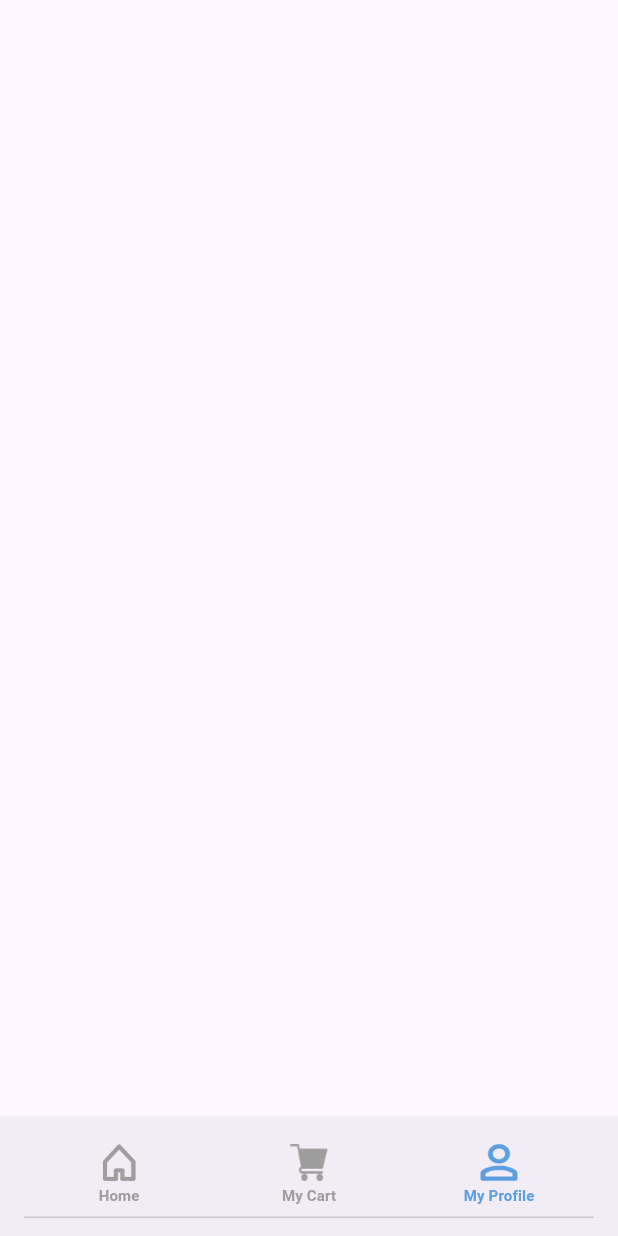
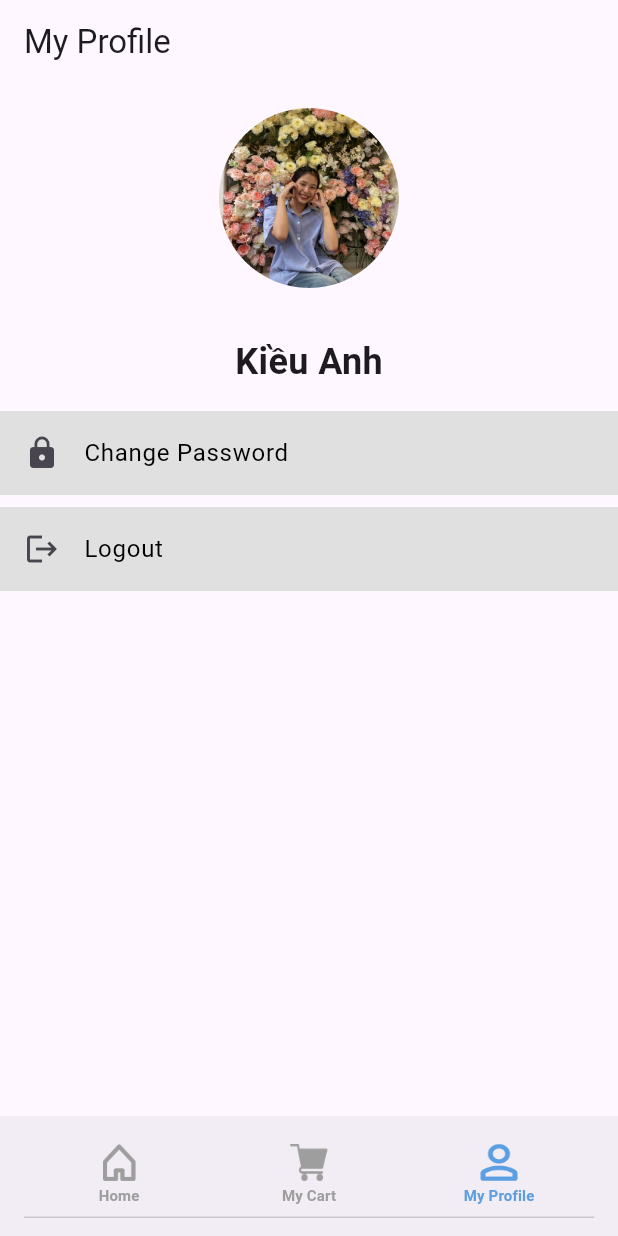
Before and after one commit to anhminhngo759/Final_App_Flutter, a Flutter app: the screen it shows after launch, item 3 of the bottom bar chosen, on a phone screen of 412 x 824 dp. Run offline on Flutter 3.47's test engine with Material 3 defaults, Android fonts, the phone set to English and light mode, and no system bars; missing offline and left inert: dart:js.

Commit message:
task Hien

```diff
--- a/lib/model/shoes_model.dart
+++ b/lib/model/shoes_model.dart
@@ -43,7 +43,7 @@ List<ShoesModel> shoes = [
     ..imageStr = 'assets/images/i5.jpg'
     ..name = 'Nike Jordan'
     ..price = 300
-    ..quantity = 2
+    ..quantity = 4
     ..description = 'Golden browse fried chicken',
 
 ];
--- a/lib/page/my_profile_page.dart
+++ b/lib/page/my_profile_page.dart
@@ -1,7 +1,7 @@
 import 'package:flutter/material.dart';
 
 class MyProfilePage extends StatefulWidget {
-  const MyProfilePage({super.key});
+  const MyProfilePage({Key? key}) : super(key: key);
 
   @override
   State<MyProfilePage> createState() => _MyProfilePageState();
@@ -11,7 +11,65 @@ class _MyProfilePageState extends State<MyProfilePage> {
   @override
   Widget build(BuildContext context) {
     return Scaffold(
-
+      appBar: AppBar(
+        title: Text('My Profile'),
+      ),
+      body: Column(
+        children: [
+          Container(
+            margin: EdgeInsets.all(16.0),
+            width: 120,
+            height: 120,
+            decoration: BoxDecoration(
+              shape: BoxShape.circle,
+              image: DecorationImage(
+                image: AssetImage('assets/images/anh.jpg'),
+                fit: BoxFit.cover,
+              ),
+            ),
+          ),
+          SizedBox(height: 16.0),
+          Text(
+            'Kiều Anh',
+            style: TextStyle(
+              fontSize: 24.0,
+              fontWeight: FontWeight.bold,
+            ),
+          ),
+          SizedBox(height: 16.0),
+          Container(
+            color: Colors.grey[300],
+            child: ListTile(
+              leading: Icon(Icons.lock),
+              title: Text(
+                'Change Password',
+                style: TextStyle(
+                  color: Colors.black,
+                ),
+              ),
+              onTap: () {
+                // Handle change password logic
+              },
+            ),
+          ),
+          SizedBox(height: 8.0),
+          Container(
+            color: Colors.grey[300],
+            child: ListTile(
+              leading: Icon(Icons.logout),
+              title: Text(
+                'Logout',
+                style: TextStyle(
+                  color: Colors.black,
+                ),
+              ),
+              onTap: () {
+                // Handle logout logic
+              },
+            ),
+          ),
+        ],
+      ),
     );
   }
 }
```
Also changed, not shown: lib/page/home_page.dart (+15 -15 lines), lib/page/search_result_page.dart (added, +52 -0 lines), lib/page/shoes_detail_page.dart (+128 -124 lines), assets/images/anh.jpg (added).
